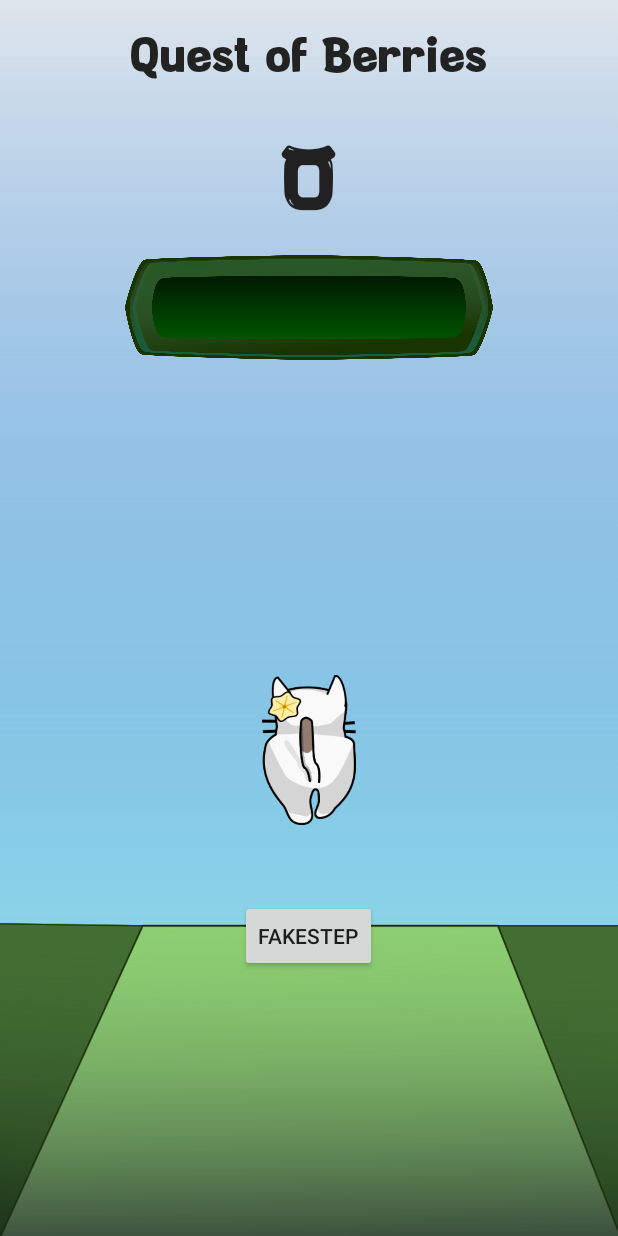
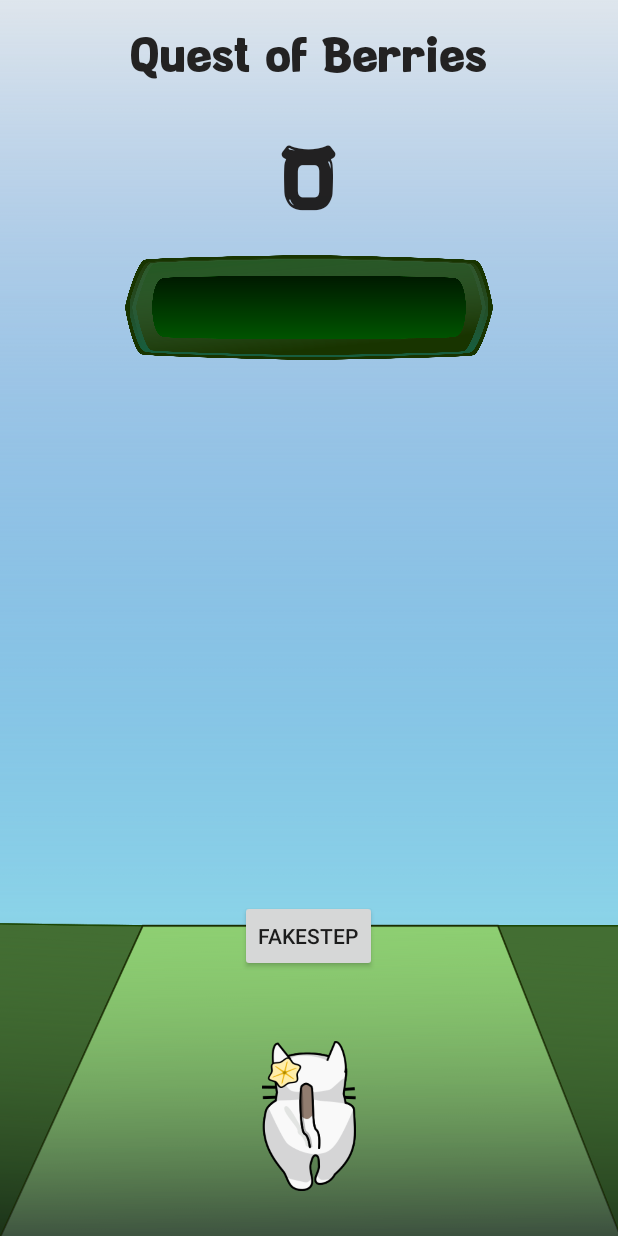
Before and after one commit to Vante3012/GenshinStepCounter, an Android app: the ActiveQuestScreen screen opened directly, with no data from a screen before it, on a phone screen of 412 x 824 dp. Run offline under Robolectric (Android 15) with nearby library versions, the phone set to English and light mode, and no system bars.

Commit message:
Stopped the cat from floating :D
Catto moved to match parent to bottom to prevent from floating :D

```diff
--- a/app/src/main/res/layout/activity_main.xml
+++ b/app/src/main/res/layout/activity_main.xml
@@ -50,7 +50,8 @@
         android:gravity="center"
         android:layout_centerHorizontal="true"
         android:text="0"
-        android:layout_marginTop="450sp"/>
+        android:layout_alignParentBottom="true"
+        android:layout_marginBottom="30dp"/>
 
     <TextView
         android:id="@+id/tv_dailystepsTaken"
```
Also changed, not shown: app/src/main/assets/AetherDb.db.
